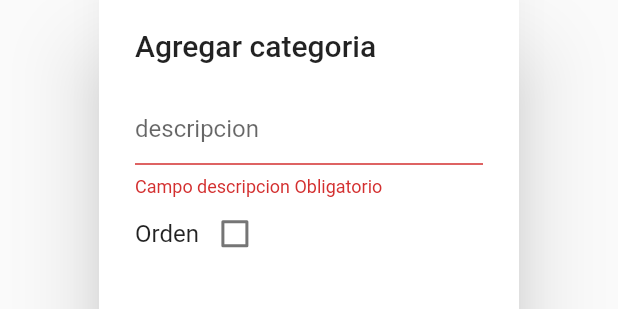
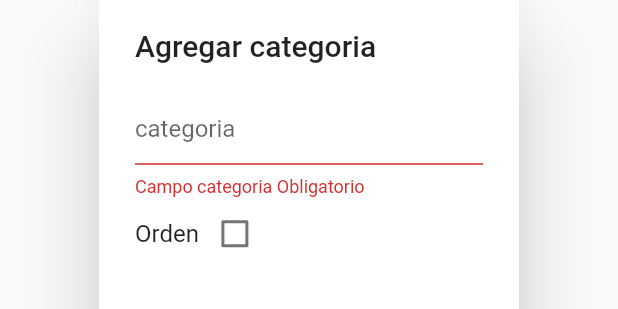
Before and after one commit to reynaldo57/restaurant_modelo_1, a Flutter app: the ModalAddEditCategory widget shown alone on an empty page, opened directly, after a tap on "Agregar", on a phone screen of 412 x 824 dp. Shown: the part 421-730 px from the top of the screen. Run offline on Flutter 3.47's test engine with Material 2 defaults, Android fonts, the phone set to English and light mode, and no system bars; our stand-ins replace cloud_firestore, firebase_core, flutter_svg; missing offline and left inert: dart:ffi; accounts and stored records are empty.

Commit message:
categoryController

```diff
--- a/lib/widgets/modal_add_edit_category.dart
+++ b/lib/widgets/modal_add_edit_category.dart
@@ -17,6 +17,7 @@ class _ModalAddEditCategoryState extends State<ModalAddEditCategory> {
   FirestoreService _firestoreService = new FirestoreService(collection: "categories");
 
   bool _order = false;
+  TextEditingController _categoryController = new TextEditingController();
 
   final _formKey = GlobalKey<FormState>();
 
@@ -30,10 +31,11 @@ class _ModalAddEditCategoryState extends State<ModalAddEditCategory> {
           mainAxisSize: MainAxisSize.min,
           children: [
             TextFormField(
-              decoration: InputDecoration(hintText: "descripcion"),
+              controller: _categoryController,
+              decoration: InputDecoration(hintText: "categoria"),
               validator: (String? value){
                 if(value == null || value.isEmpty){
-                  return "Campo descripcion Obligatorio";
+                  return "Campo categoria Obligatorio";
                 };
                 return null;
               },
@@ -65,6 +67,12 @@ class _ModalAddEditCategoryState extends State<ModalAddEditCategory> {
         TextButton(
           onPressed: () {
             if(_formKey.currentState!.validate()){
+              _firestoreService.addFiresrtore({
+                "description": _categoryController.text,
+                "order": _order,
+              });
+            }
+            if(_formKey.currentState!.validate()){
 
             }
           },
```
